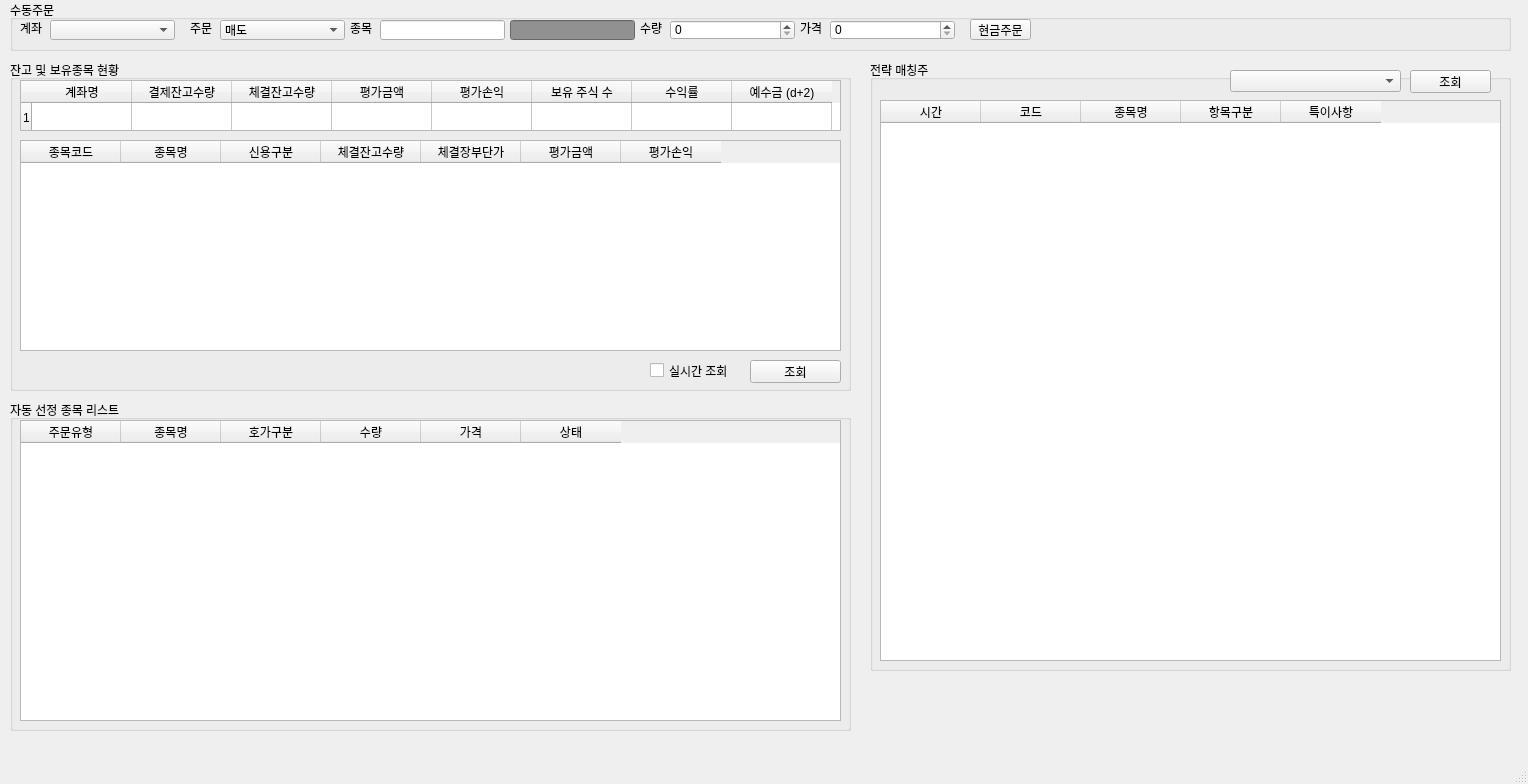
First picture: the form in viewer/main_window.ui, repository ohjongsung/StockTrader, before the edit.
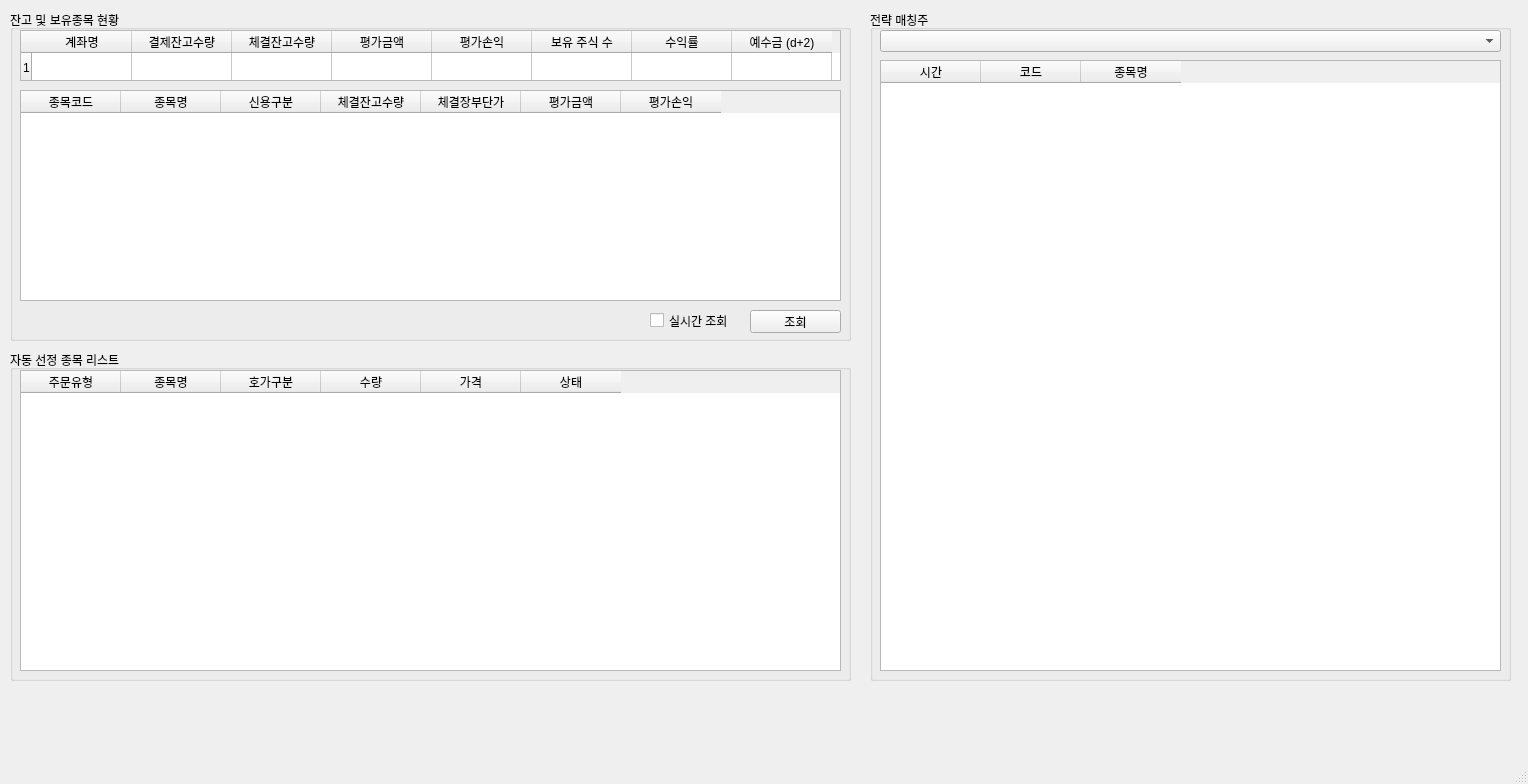
Second picture: the form after the edit. Icons and pictures are not drawn.

Commit message: 나의 전략 조회 결과 화면 표출

What changed in the file:
```diff
--- a/viewer/main_window.ui
+++ b/viewer/main_window.ui
@@ -18,188 +18,11 @@
     <normaloff>../static/stock.png</normaloff>../static/stock.png</iconset>
   </property>
   <widget class="QWidget" name="centralwidget">
-   <widget class="QGroupBox" name="groupBox">
-    <property name="geometry">
-     <rect>
-      <x>10</x>
-      <y>0</y>
-      <width>1501</width>
-      <height>51</height>
-     </rect>
-    </property>
-    <property name="title">
-     <string>수동주문</string>
-    </property>
-    <widget class="QLabel" name="label">
-     <property name="geometry">
-      <rect>
-       <x>10</x>
-       <y>20</y>
-       <width>31</width>
-       <height>16</height>
-      </rect>
-     </property>
-     <property name="text">
-      <string>계좌</string>
-     </property>
-    </widget>
-    <widget class="QLabel" name="label_2">
-     <property name="geometry">
-      <rect>
-       <x>180</x>
-       <y>20</y>
-       <width>31</width>
-       <height>16</height>
-      </rect>
-     </property>
-     <property name="text">
-      <string>주문</string>
-     </property>
-    </widget>
-    <widget class="QLabel" name="label_3">
-     <property name="geometry">
-      <rect>
-       <x>340</x>
-       <y>20</y>
-       <width>31</width>
-       <height>16</height>
-      </rect>
-     </property>
-     <property name="text">
-      <string>종목</string>
-     </property>
-    </widget>
-    <widget class="QLabel" name="label_5">
-     <property name="geometry">
-      <rect>
-       <x>630</x>
-       <y>20</y>
-       <width>31</width>
-       <height>16</height>
-      </rect>
-     </property>
-     <property name="text">
-      <string>수량</string>
-     </property>
-    </widget>
-    <widget class="QLabel" name="label_6">
-     <property name="geometry">
-      <rect>
-       <x>790</x>
-       <y>20</y>
-       <width>31</width>
-       <height>16</height>
-      </rect>
-     </property>
-     <property name="text">
-      <string>가격</string>
-     </property>
-    </widget>
-    <widget class="QComboBox" name="comboBox">
-     <property name="geometry">
-      <rect>
-       <x>40</x>
-       <y>20</y>
-       <width>125</width>
-       <height>20</height>
-      </rect>
-     </property>
-    </widget>
-    <widget class="QComboBox" name="comboBox_2">
-     <property name="geometry">
-      <rect>
-       <x>210</x>
-       <y>20</y>
-       <width>125</width>
-       <height>20</height>
-      </rect>
-     </property>
-     <item>
-      <property name="text">
-       <string>매도</string>
-      </property>
-     </item>
-     <item>
-      <property name="text">
-       <string>매수</string>
-      </property>
-     </item>
-     <item>
-      <property name="text">
-       <string>매도취소</string>
-      </property>
-     </item>
-     <item>
-      <property name="text">
-       <string>매수취소</string>
-      </property>
-     </item>
-    </widget>
-    <widget class="QLineEdit" name="lineEdit">
-     <property name="geometry">
-      <rect>
-       <x>370</x>
-       <y>20</y>
-       <width>125</width>
-       <height>20</height>
-      </rect>
-     </property>
-    </widget>
-    <widget class="QLineEdit" name="lineEdit_2">
-     <property name="geometry">
-      <rect>
-       <x>500</x>
-       <y>20</y>
-       <width>125</width>
-       <height>20</height>
-      </rect>
-     </property>
-     <property name="styleSheet">
-      <string notr="true">background-color: rgb(145, 145, 145);</string>
-     </property>
-    </widget>
-    <widget class="QSpinBox" name="spinBox">
-     <property name="geometry">
-      <rect>
-       <x>660</x>
-       <y>20</y>
-       <width>125</width>
-       <height>20</height>
-      </rect>
-     </property>
-    </widget>
-    <widget class="QSpinBox" name="spinBox_2">
-     <property name="geometry">
-      <rect>
-       <x>820</x>
-       <y>20</y>
-       <width>125</width>
-       <height>20</height>
-      </rect>
-     </property>
-     <property name="singleStep">
-      <number>50</number>
-     </property>
-    </widget>
-    <widget class="QPushButton" name="pushButton">
-     <property name="geometry">
-      <rect>
-       <x>960</x>
-       <y>19</y>
-       <width>61</width>
-       <height>21</height>
-      </rect>
-     </property>
-     <property name="text">
-      <string>현금주문</string>
-     </property>
-    </widget>
-   </widget>
    <widget class="QGroupBox" name="groupBox_2">
     <property name="geometry">
      <rect>
       <x>10</x>
-      <y>60</y>
+      <y>10</y>
       <width>841</width>
       <height>331</height>
      </rect>
@@ -346,7 +169,7 @@
     <property name="geometry">
      <rect>
       <x>10</x>
-      <y>400</y>
+      <y>350</y>
       <width>841</width>
       <height>331</height>
      </rect>
@@ -399,9 +222,9 @@
     <property name="geometry">
      <rect>
       <x>870</x>
-      <y>60</y>
+      <y>10</y>
       <width>641</width>
-      <height>611</height>
+      <height>671</height>
      </rect>
     </property>
     <property name="title">
@@ -411,9 +234,9 @@
      <property name="geometry">
       <rect>
        <x>10</x>
-       <y>40</y>
+       <y>50</y>
        <width>621</width>
-       <height>561</height>
+       <height>611</height>
       </rect>
      </property>
      <column>
@@ -431,36 +254,13 @@
        <string>종목명</string>
       </property>
      </column>
-     <column>
-      <property name="text">
-       <string>항목구분</string>
-      </property>
-     </column>
-     <column>
-      <property name="text">
-       <string>특이사항</string>
-      </property>
-     </column>
-    </widget>
-    <widget class="QPushButton" name="pushButton_3">
-     <property name="geometry">
-      <rect>
-       <x>540</x>
-       <y>10</y>
-       <width>81</width>
-       <height>23</height>
-      </rect>
-     </property>
-     <property name="text">
-      <string>조회</string>
-     </property>
     </widget>
     <widget class="QComboBox" name="comboBox_3">
      <property name="geometry">
       <rect>
-       <x>360</x>
-       <y>10</y>
-       <width>171</width>
+       <x>10</x>
+       <y>20</y>
+       <width>621</width>
        <height>22</height>
       </rect>
      </property>
```
The commit also changes 2 other files.
